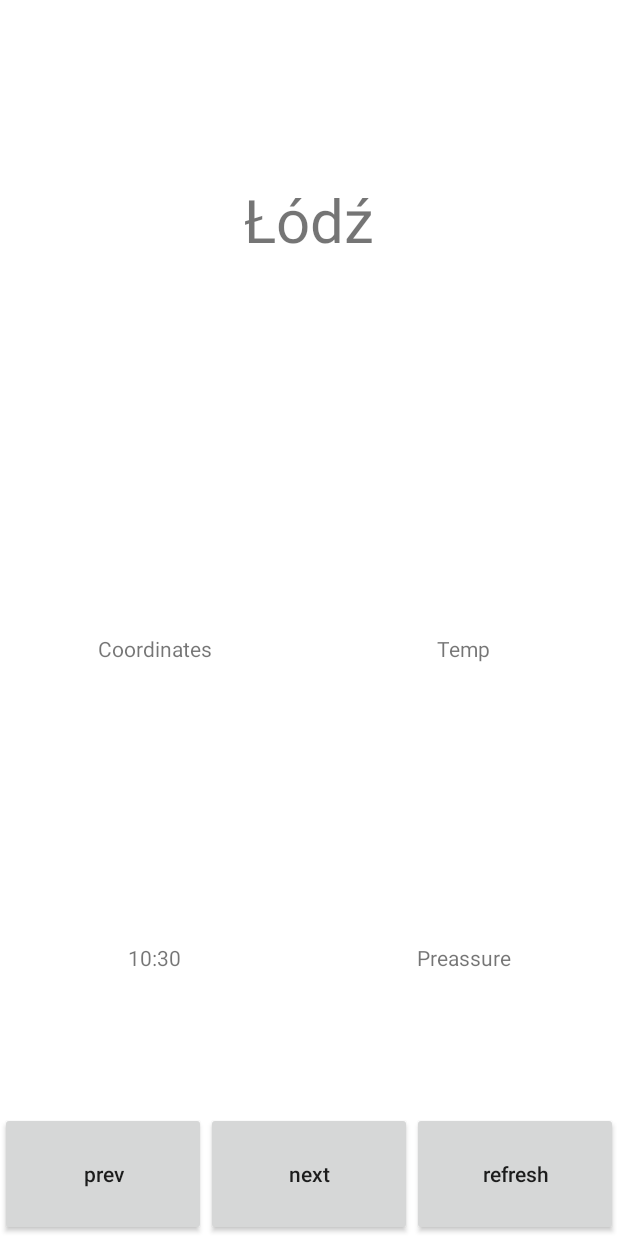
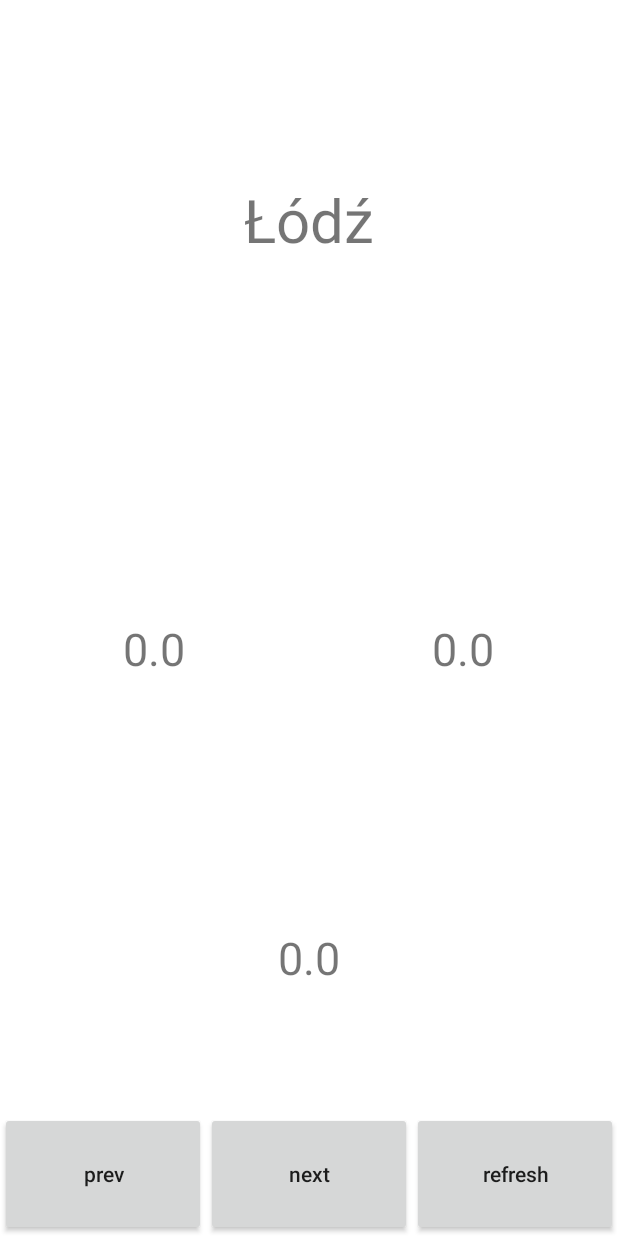
Before and after one commit to MPR235953/MyWeather, an Android app: the fragment FragmentWeather3Days placed in its activity, after a tap on "next", on a phone screen of 412 x 824 dp. Run offline under Robolectric (Android 15) with nearby library versions, the phone set to English and light mode, and no system bars; 1 statement that could not run was skipped.

```diff
--- a/app/src/main/java/com/example/myweather/FragmentWeather3Days.kt
+++ b/app/src/main/java/com/example/myweather/FragmentWeather3Days.kt
@@ -1,7 +1,26 @@
 package com.example.myweather
 
+import android.os.Bundle
+import android.view.LayoutInflater
+import android.view.View
+import android.view.ViewGroup
+import android.widget.TextView
 import androidx.fragment.app.Fragment
 
-class FragmentWeather3Days : Fragment(R.layout.fragemnt_weather_3days) {
+class FragmentWeather3Days : MyFragment() {
+    lateinit var thisView: View
 
+    override fun onCreateView(
+        inflater: LayoutInflater,
+        container: ViewGroup?,
+        savedInstanceState: Bundle?
+    ): View {
+        thisView = inflater.inflate(R.layout.fragemnt_weather_3days, container, false)
+        update()
+        return thisView
+    }
+
+    override fun update(){
+
+    }
 }
--- a/app/src/main/java/com/example/myweather/FragmentWeatherBasicInfo.kt
+++ b/app/src/main/java/com/example/myweather/FragmentWeatherBasicInfo.kt
@@ -8,34 +8,23 @@
 import androidx.fragment.app.Fragment
 
 
-class FragmentWeatherBasicInfo : Fragment() {
-    lateinit var tvTime: TextView
+class FragmentWeatherBasicInfo : MyFragment() {
     lateinit var thisView: View
-    lateinit var weatherParser: WeatherParser
-    var test = 0
-    // TODO: Initialize to use in other activities
+
     override fun onCreateView(
         inflater: LayoutInflater,
         container: ViewGroup?,
         savedInstanceState: Bundle?
     ): View {
         thisView = inflater.inflate(R.layout.fragemnt_weather_basic_info, container, false)
-        (thisView.findViewById(R.id.tvTime) as TextView).setText(WeatherParser.time)
-        (thisView.findViewById(R.id.tvCords) as TextView).setText(weatherParser.cords[0].toBigDecimal().toPlainString()+ ", " + weatherParser.cords[1].toBigDecimal().toPlainString())
-        (thisView.findViewById(R.id.tvTemp) as TextView).setText(weatherParser.temp.toBigDecimal().toPlainString())
-        (thisView.findViewById(R.id.tvPress) as TextView).setText(weatherParser.press.toBigDecimal().toPlainString())
+        update()
         return thisView
     }
 
-    @JvmName("setWeatherParser1")
-    fun setWeatherParser(weatherParser: WeatherParser){
-        this.weatherParser = weatherParser
-    }
-
-    fun update(){
+    override fun update(){
         (thisView.findViewById(R.id.tvTime) as TextView).setText(WeatherParser.time)
-        (thisView.findViewById(R.id.tvCords) as TextView).setText(weatherParser.cords[0].toBigDecimal().toPlainString()+ ", " + weatherParser.cords[1].toBigDecimal().toPlainString())
-        (thisView.findViewById(R.id.tvTemp) as TextView).setText(weatherParser.temp.toBigDecimal().toPlainString())
-        (thisView.findViewById(R.id.tvPress) as TextView).setText(weatherParser.press.toBigDecimal().toPlainString())
+        (thisView.findViewById(R.id.tvCords) as TextView).setText(WeatherParser.cords[0].toBigDecimal().toPlainString()+ ", " + WeatherParser.cords[1].toBigDecimal().toPlainString())
+        (thisView.findViewById(R.id.tvTemp) as TextView).setText(WeatherParser.temp.toBigDecimal().toPlainString())
+        (thisView.findViewById(R.id.tvPress) as TextView).setText(WeatherParser.press.toBigDecimal().toPlainString())
     }
 }
--- a/app/src/main/java/com/example/myweather/FragmentWeatherExtraInfo.kt
+++ b/app/src/main/java/com/example/myweather/FragmentWeatherExtraInfo.kt
@@ -1,7 +1,28 @@
 package com.example.myweather
 
+import android.os.Bundle
+import android.view.LayoutInflater
+import android.view.View
+import android.view.ViewGroup
+import android.widget.TextView
 import androidx.fragment.app.Fragment
 
-class FragmentWeatherExtraInfo : Fragment(R.layout.fragemnt_weather_extra_info) {
+class FragmentWeatherExtraInfo : MyFragment() {
+    lateinit var thisView: View
 
+    override fun onCreateView(
+        inflater: LayoutInflater,
+        container: ViewGroup?,
+        savedInstanceState: Bundle?
+    ): View {
+        thisView = inflater.inflate(R.layout.fragemnt_weather_extra_info, container, false)
+        update()
+        return thisView
+    }
+
+    override fun update(){
+        (thisView.findViewById(R.id.tvWindForce) as TextView).setText(WeatherParser.windForce.toBigDecimal().toPlainString())
+        (thisView.findViewById(R.id.tvWindDirection) as TextView).setText(WeatherParser.windDirection.toBigDecimal().toPlainString())
+        (thisView.findViewById(R.id.tvHumidity) as TextView).setText(WeatherParser.humidity.toBigDecimal().toPlainString())
+    }
 }
--- a/app/src/main/java/com/example/myweather/MainActivity.kt
+++ b/app/src/main/java/com/example/myweather/MainActivity.kt
@@ -44,4 +44,9 @@
         intent.putExtra("weather_parser", weatherParser)
         startActivity(intent)
     }
+
+    fun toSettings(view: View){
+        val intent: Intent = Intent(this, SettingsActivity::class.java)
+        startActivity(intent)
+    }
 }
--- /dev/null
+++ b/app/src/main/java/com/example/myweather/MyFragment.kt
@@ -0,0 +1,7 @@
+package com.example.myweather
+
+import androidx.fragment.app.Fragment
+
+open class MyFragment : Fragment(){
+    open fun update(){}
+}
--- a/app/src/main/java/com/example/myweather/WeatherActivity.kt
+++ b/app/src/main/java/com/example/myweather/WeatherActivity.kt
@@ -1,5 +1,6 @@
 package com.example.myweather
 
+import android.os.AsyncTask.execute
 import android.os.Bundle
 import android.view.View
 import android.widget.TextView
@@ -10,7 +11,6 @@
 class WeatherActivity : AppCompatActivity(){
     lateinit var tvStatus: TextView
     lateinit var weatherParser: WeatherParser
-    lateinit var test:FragmentWeatherBasicInfo
 
     private var pointer: Int = 0
     private val fragments = arrayOf(
@@ -22,21 +22,14 @@
     override fun onCreate(savedInstanceState: Bundle?) {
         super.onCreate(savedInstanceState)
         setContentView(R.layout.activity_weather)
-
         weatherParser = getIntent().getSerializableExtra("weather_parser") as WeatherParser
-
-
         replaceFragment()
-        //update()
     }
 
     private fun replaceFragment(){
         val fragmentManager = supportFragmentManager
         val fragmentTransaction = fragmentManager.beginTransaction()
-        //fragments[0].setWeatherParser(weatherParser)
-        test = FragmentWeatherBasicInfo()
-        test.setWeatherParser(weatherParser)
-        fragmentTransaction.replace(R.id.fragment_container_view, test)
+        fragmentTransaction.replace(R.id.fragment_container_view, fragments[pointer])
         fragmentTransaction.commit()
     }
 
@@ -62,19 +55,9 @@
             tvStatus.isVisible = true
         }
         else{
+            weatherParser.weatherTask().execute().get()
             tvStatus.isVisible = false
-            test.update()
+            fragments[pointer].update()
         }
     }
-
-    fun update(){
-        (findViewById(R.id.tvCity) as TextView).setText(weatherParser.city)
-        (FragmentWeatherBasicInfo().thisView.findViewById(R.id.tvTime) as TextView).setText(WeatherParser.time)
-        (findViewById(R.id.tvCords) as TextView).setText((weatherParser.cords[0] as String) + ", " + (weatherParser.cords[1] as String))
-        (findViewById(R.id.tvTemp) as TextView).setText(weatherParser.temp as String)
-        (findViewById(R.id.tvPress) as TextView).setText(weatherParser.press as String)
-        (findViewById(R.id.tvWindForce) as TextView).setText(weatherParser.windForce as String)
-        (findViewById(R.id.tvWindDirection) as TextView).setText(weatherParser.windDirection as String)
-        (findViewById(R.id.tvHumidity) as TextView).setText(weatherParser.humidity as String)
-    }
 }
--- a/app/src/main/java/com/example/myweather/WeatherParser.kt
+++ b/app/src/main/java/com/example/myweather/WeatherParser.kt
@@ -11,10 +11,9 @@
     var city: String
     private var api_key: String
 
+    companion object {
         // Basic
-    companion object {
         var time: String = ""
-    }
         var cords = arrayOf(0.0, 0.0)
         var temp: Double = 0.0
         var press: Double = 0.0
@@ -23,6 +22,7 @@
         var windForce: Double = 0.0
         var windDirection: Double = 0.0
         var humidity: Double = 0.0
+    }
 
     constructor(city: String, api_key:String){
         this.city = city
--- /dev/null
+++ b/app/src/main/res/layout/activity_favorites.xml
@@ -0,0 +1,6 @@
+<?xml version="1.0" encoding="utf-8"?>
+<androidx.constraintlayout.widget.ConstraintLayout xmlns:android="http://schemas.android.com/apk/res/android"
+    android:layout_width="match_parent"
+    android:layout_height="match_parent">
+
+</androidx.constraintlayout.widget.ConstraintLayout>
--- a/app/src/main/res/layout/activity_main.xml
+++ b/app/src/main/res/layout/activity_main.xml
@@ -99,6 +99,7 @@
             android:layout_width="match_parent"
             android:layout_height="wrap_content"
             android:text="Settings"
+            android:onClick="toSettings"
             android:textAllCaps="false" />
 
 
--- a/app/src/main/res/layout/fragemnt_weather_3days.xml
+++ b/app/src/main/res/layout/fragemnt_weather_3days.xml
@@ -46,6 +46,7 @@
                 android:layout_height="match_parent"
                 android:layout_weight="1"
                 android:text="0"
+                android:textSize="30dp"
                 android:textAlignment="center"
                 android:gravity="center"/>
 
@@ -71,6 +72,7 @@
                 android:layout_height="match_parent"
                 android:layout_weight="1"
                 android:text="1"
+                android:textSize="30dp"
                 android:textAlignment="center"
                 android:gravity="center"/>
 
@@ -96,6 +98,7 @@
                 android:layout_height="match_parent"
                 android:layout_weight="1"
                 android:text="2"
+                android:textSize="30dp"
                 android:textAlignment="center"
                 android:gravity="center"/>
 
--- a/app/src/main/res/layout/fragemnt_weather_basic_info.xml
+++ b/app/src/main/res/layout/fragemnt_weather_basic_info.xml
@@ -38,6 +38,7 @@
                 android:layout_width="match_parent"
                 android:layout_height="match_parent"
                 android:layout_weight="1"
+                android:textSize="30dp"
                 android:text="Coordinates"
                 android:textAlignment="center"
                 android:gravity="center"/>
@@ -47,6 +48,7 @@
                 android:layout_width="match_parent"
                 android:layout_height="match_parent"
                 android:layout_weight="1"
+                android:textSize="30dp"
                 android:text="Temp"
                 android:textAlignment="center"
                 android:gravity="center"/>
@@ -65,6 +67,7 @@
                 android:layout_width="match_parent"
                 android:layout_height="match_parent"
                 android:layout_weight="1"
+                android:textSize="30dp"
                 android:text="Time"
                 android:textAlignment="center"
                 android:gravity="center"/>
@@ -74,6 +77,7 @@
                 android:layout_width="match_parent"
                 android:layout_height="match_parent"
                 android:layout_weight="1"
+                android:textSize="30dp"
                 android:text="Preassure"
                 android:textAlignment="center"
                 android:gravity="center"/>
--- a/app/src/main/res/layout/fragemnt_weather_extra_info.xml
+++ b/app/src/main/res/layout/fragemnt_weather_extra_info.xml
@@ -39,6 +39,7 @@
                 android:layout_height="match_parent"
                 android:layout_weight="1"
                 android:text="WindForce"
+                android:textSize="30dp"
                 android:textAlignment="center"
                 android:gravity="center"/>
 
@@ -48,6 +49,7 @@
                 android:layout_height="match_parent"
                 android:layout_weight="1"
                 android:text="WindDirection"
+                android:textSize="30dp"
                 android:textAlignment="center"
                 android:gravity="center"/>
 
@@ -66,6 +68,7 @@
                 android:layout_height="match_parent"
                 android:layout_weight="1"
                 android:text="Humidity"
+                android:textSize="30dp"
                 android:textAlignment="center"
                 android:gravity="center"/>
 
```
Also changed, not shown: app/src/main/AndroidManifest.xml (+8 -0 lines), app/src/main/java/com/example/myweather/FavoritesActivity.kt (added, +10 -0 lines), app/src/main/java/com/example/myweather/SettingsActivity.kt (added, +26 -0 lines), app/src/main/res/layout/activity_settings.xml (added, +12 -0 lines), app/src/main/res/values/strings.xml (+10 -0 lines). Lines whose indentation alone changed are shown as unchanged.
